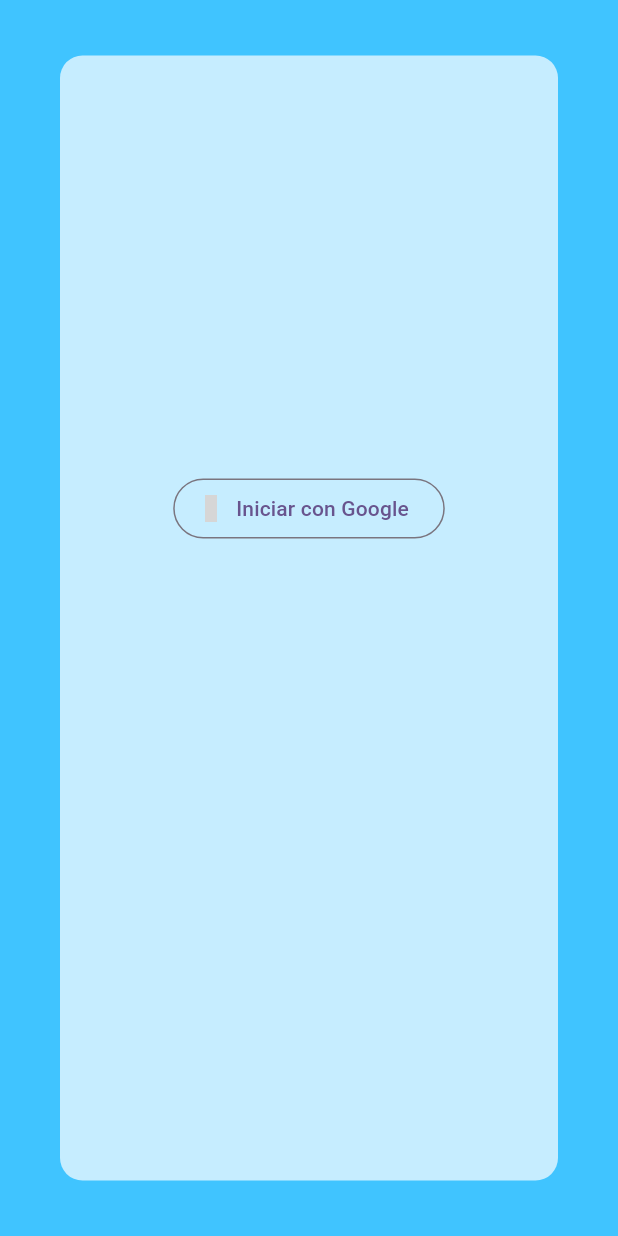
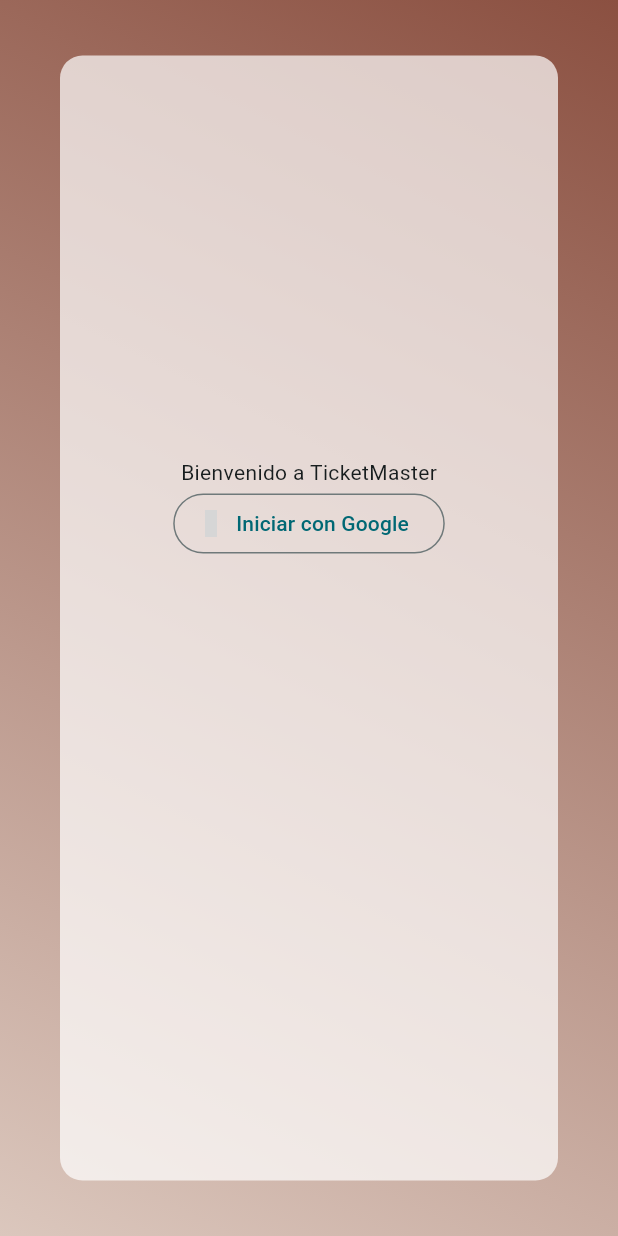
Before and after one commit to matiascayunao/proyecto_dam, a Flutter app: the screen it shows after launch, on a phone screen of 412 x 824 dp. Run offline on Flutter 3.47's test engine with Material 3 defaults, Android fonts, the phone set to English and light mode, and no system bars; our stand-ins replace cloud_firestore, firebase_auth, firebase_core, google_sign_in, material_design_icons_flutter; accounts and stored records are empty; grey boxes are pictures that could not be loaded.

Commit message:
faltan algunas validaciones y detalles

```diff
--- /dev/null
+++ b/c3_dam/lib/constants.dart
@@ -0,0 +1,2 @@
+int kPrimary = 0xFFDBC7BD;
+int kSecondary = 0xFF8B5041;
--- a/c3_dam/lib/main.dart
+++ b/c3_dam/lib/main.dart
@@ -1,4 +1,5 @@
 import 'package:c3_dam/auth_wrapper.dart';
+import 'package:c3_dam/constants.dart';
 import 'package:flutter/material.dart';
 import 'package:firebase_core/firebase_core.dart';
 import 'package:flutter_localizations/flutter_localizations.dart';
@@ -19,7 +20,10 @@
       localizationsDelegates: GlobalMaterialLocalizations.delegates,
       supportedLocales: [Locale('es')],
       title: 'DAM proyecto',
-      theme: ThemeData(colorScheme: ColorScheme.fromSeed(seedColor: Colors.deepPurple)),
+      theme: ThemeData(
+        appBarTheme: AppBarTheme(backgroundColor: Color(kSecondary)),
+        colorScheme: ColorScheme.fromSeed(seedColor: Colors.white),
+      ),
       home: AuthWrapper(),
     );
   }
--- a/c3_dam/lib/pages/evento_detalle.dart
+++ b/c3_dam/lib/pages/evento_detalle.dart
@@ -1,3 +1,4 @@
+import 'package:c3_dam/constants.dart';
 import 'package:c3_dam/services/evento_service.dart';
 import 'package:cloud_firestore/cloud_firestore.dart';
 import 'package:firebase_auth/firebase_auth.dart';
@@ -24,7 +25,7 @@
       body: Container(
         padding: EdgeInsets.all(10),
         decoration: BoxDecoration(
-          gradient: LinearGradient(begin: Alignment.topRight, end: Alignment.bottomLeft, colors: [Colors.lightBlueAccent, Colors.deepPurple]),
+          gradient: LinearGradient(begin: Alignment.topRight, end: Alignment.bottomLeft, colors: [Color(kSecondary), Color(kPrimary)]),
         ),
         child: Container(
           padding: EdgeInsets.all(10),
--- a/c3_dam/lib/pages/login_page.dart
+++ b/c3_dam/lib/pages/login_page.dart
@@ -1,3 +1,4 @@
+import 'package:c3_dam/constants.dart';
 import 'package:c3_dam/services/auth_service.dart';
 import 'package:flutter/material.dart';
 import 'package:material_design_icons_flutter/material_design_icons_flutter.dart';
@@ -21,7 +22,16 @@
         width: double.infinity,
         height: double.infinity,
         padding: EdgeInsets.all(20),
-        decoration: BoxDecoration(color: Colors.lightBlueAccent),
+        decoration: BoxDecoration(
+          gradient: LinearGradient(
+            begin: Alignment.topRight,
+            end: Alignment.bottomLeft,
+            colors: [
+              Color(kSecondary), // azul
+              Color(kPrimary), // verde
+            ],
+          ),
+        ),
         child: Center(
           child: Container(
             width: double.infinity,
@@ -37,6 +47,7 @@
                   child: Column(
                     mainAxisAlignment: MainAxisAlignment.center,
                     children: [
+                      Text("Bienvenido a TicketMaster"),
                       OutlinedButton.icon(
                         icon: Icon(MdiIcons.account, color: Colors.red.shade700),
                         label: Text('Iniciar con Google'),
```
Also changed, not shown: c3_dam/lib/navs/lst_evt_page.dart (renamed from c3_dam/lib/tabs/lst_evt_user_page.dart, +5 -11 lines), c3_dam/lib/navs/lst_evt_user_page.dart (renamed from c3_dam/lib/tabs/lst_evt_page.dart, +9 -7 lines), c3_dam/lib/pages/evento_agregar.dart (+22 -3 lines), c3_dam/lib/pages/home_page.dart (+55 -33 lines).
